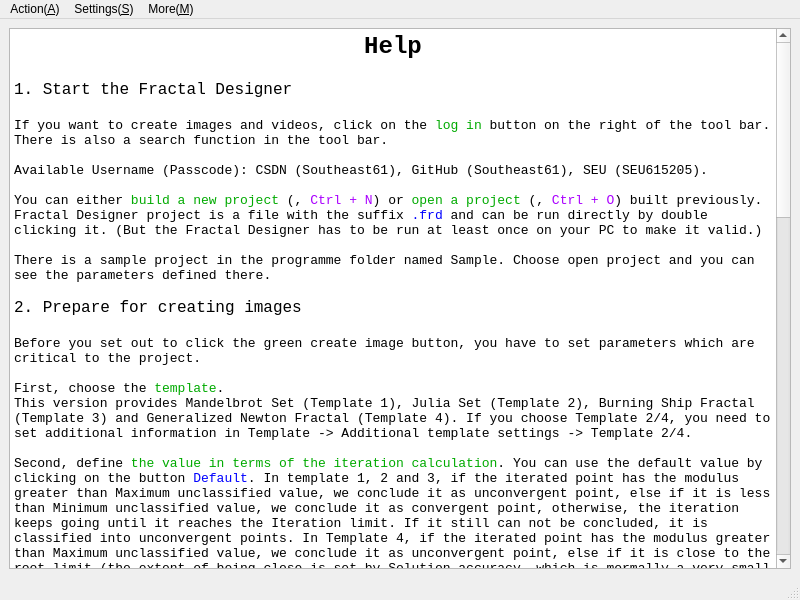
First picture: the form in help.ui, repository Teddy-van-Jerry/Fractal_Designer, before the edit.
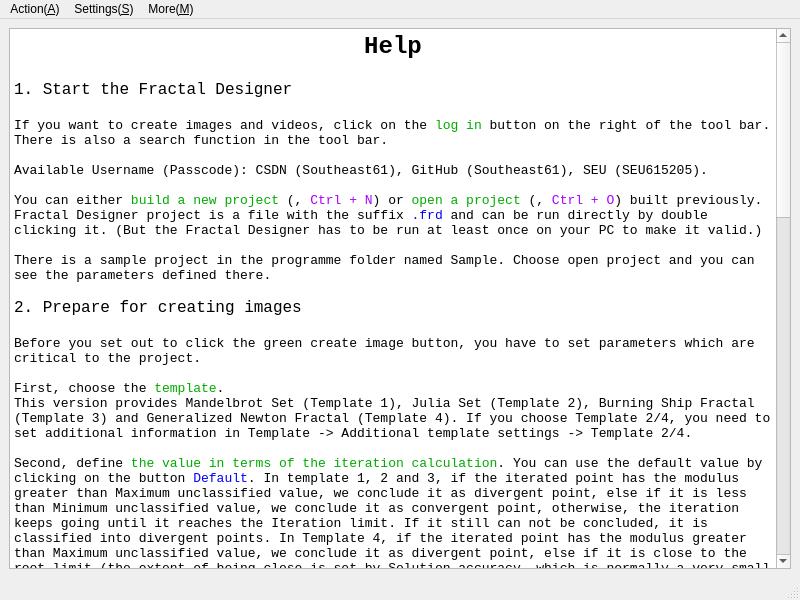
Second picture: the form after the edit. Icons and pictures are not drawn.

What changed in the file:
```diff
--- a/help.ui
+++ b/help.ui
@@ -63,7 +63,7 @@
 &lt;p style=&quot; margin-top:0px; margin-bottom:0px; margin-left:0px; margin-right:0px; -qt-block-indent:0; text-indent:0px;&quot;&gt;&lt;span style=&quot; font-size:10pt;&quot;&gt;First, choose the &lt;/span&gt;&lt;span style=&quot; font-size:10pt; color:#00aa00;&quot;&gt;template&lt;/span&gt;&lt;span style=&quot; font-size:10pt;&quot;&gt;.&lt;/span&gt;&lt;/p&gt;
 &lt;p style=&quot; margin-top:0px; margin-bottom:0px; margin-left:0px; margin-right:0px; -qt-block-indent:0; text-indent:0px;&quot;&gt;&lt;span style=&quot; font-size:10pt;&quot;&gt;This version provides Mandelbrot Set (Template 1), Julia Set (Template 2), Burning Ship Fractal (Template 3) and Generalized Newton Fractal (Template 4). If you choose Template 2/4, you need to set additional information in Template -&amp;gt; Additional template settings -&amp;gt; Template 2/4.&lt;/span&gt;&lt;/p&gt;
 &lt;p style=&quot;-qt-paragraph-type:empty; margin-top:0px; margin-bottom:0px; margin-left:0px; margin-right:0px; -qt-block-indent:0; text-indent:0px; font-size:10pt;&quot;&gt;&lt;br /&gt;&lt;/p&gt;
-&lt;p style=&quot; margin-top:0px; margin-bottom:0px; margin-left:0px; margin-right:0px; -qt-block-indent:0; text-indent:0px;&quot;&gt;&lt;span style=&quot; font-size:10pt;&quot;&gt;Second, define &lt;/span&gt;&lt;span style=&quot; font-size:10pt; color:#00aa00;&quot;&gt;the value in terms of the iteration calculation&lt;/span&gt;&lt;span style=&quot; font-size:10pt;&quot;&gt;. You can use the default value by clicking on the button &lt;/span&gt;&lt;span style=&quot; font-size:10pt; color:#0000ff;&quot;&gt;Default&lt;/span&gt;&lt;span style=&quot; font-size:10pt;&quot;&gt;. In template 1, 2 and 3, if the iterated point has the modulus greater than Maximum unclassified value, we conclude it as unconvergent point, else if it is less than Minimum unclassified value, we conclude it as convergent point, otherwise, the iteration keeps going until it reaches the Iteration limit. If it still can not be concluded, it is classified into unconvergent points. In Template 4, if the iterated point has the modulus greater than Maximum unclassified value, we conclude it as unconvergent point, else if it is close to the root limit (the extent of being close is set by Solution accuracy, which is mormally a very small positive number), it is classified into unconvergent points. If it still can not be concluded, it is classified into unconvergent points.&lt;/span&gt;&lt;/p&gt;
+&lt;p style=&quot; margin-top:0px; margin-bottom:0px; margin-left:0px; margin-right:0px; -qt-block-indent:0; text-indent:0px;&quot;&gt;&lt;span style=&quot; font-size:10pt;&quot;&gt;Second, define &lt;/span&gt;&lt;span style=&quot; font-size:10pt; color:#00aa00;&quot;&gt;the value in terms of the iteration calculation&lt;/span&gt;&lt;span style=&quot; font-size:10pt;&quot;&gt;. You can use the default value by clicking on the button &lt;/span&gt;&lt;span style=&quot; font-size:10pt; color:#0000ff;&quot;&gt;Default&lt;/span&gt;&lt;span style=&quot; font-size:10pt;&quot;&gt;. In template 1, 2 and 3, if the iterated point has the modulus greater than Maximum unclassified value, we conclude it as divergent point, else if it is less than Minimum unclassified value, we conclude it as convergent point, otherwise, the iteration keeps going until it reaches the Iteration limit. If it still can not be concluded, it is classified into divergent points. In Template 4, if the iterated point has the modulus greater than Maximum unclassified value, we conclude it as divergent point, else if it is close to the root limit (the extent of being close is set by Solution accuracy, which is normally a very small positive number), it is classified into convergent points. If it still can not be concluded, it is classified into divergent points.&lt;/span&gt;&lt;/p&gt;
 &lt;p style=&quot;-qt-paragraph-type:empty; margin-top:0px; margin-bottom:0px; margin-left:0px; margin-right:0px; -qt-block-indent:0; text-indent:0px; font-size:10pt;&quot;&gt;&lt;br /&gt;&lt;/p&gt;
 &lt;p style=&quot; margin-top:0px; margin-bottom:0px; margin-left:0px; margin-right:0px; -qt-block-indent:0; text-indent:0px;&quot;&gt;&lt;span style=&quot; font-size:10pt;&quot;&gt;Third, &lt;/span&gt;&lt;span style=&quot; font-size:10pt; color:#00aa00;&quot;&gt;define colours&lt;/span&gt;&lt;span style=&quot; font-size:10pt;&quot;&gt;, click the &lt;/span&gt;&lt;span style=&quot; font-size:10pt; color:#0000ff;&quot;&gt;Customize&lt;/span&gt;&lt;span style=&quot; font-size:10pt;&quot;&gt; button and you can define the RGB value of both convergent points and unconvergent points. There are four channels, Red, Green, Blue, Alpha (Note that the video form mp4 DO NOT support the alpha channel and define alpha to 255 as Opaque, 0 as Transparent.) The &lt;/span&gt;&lt;span style=&quot; font-size:10pt; color:#0000ff;&quot;&gt;t&lt;/span&gt;&lt;span style=&quot; font-size:10pt;&quot;&gt; here is a parameter indicating the time with the range of 0 to 1. (Tip: In Template 4, Zn.X and Zn.Y should be major parameters as they are related to the roots of the formula.)&lt;/span&gt;&lt;/p&gt;
 &lt;p style=&quot;-qt-paragraph-type:empty; margin-top:0px; margin-bottom:0px; margin-left:0px; margin-right:0px; -qt-block-indent:0; text-indent:0px; font-size:10pt;&quot;&gt;&lt;br /&gt;&lt;/p&gt;
@@ -71,7 +71,7 @@
 &lt;p style=&quot; margin-top:0px; margin-bottom:0px; margin-left:0px; margin-right:0px; -qt-block-indent:0; text-indent:0px;&quot;&gt;&lt;span style=&quot; font-size:10pt; font-weight:600;&quot;&gt;t&lt;/span&gt;&lt;span style=&quot; font-size:10pt;&quot;&gt;      time (0 to 1)&lt;/span&gt;&lt;/p&gt;
 &lt;p style=&quot; margin-top:0px; margin-bottom:0px; margin-left:0px; margin-right:0px; -qt-block-indent:0; text-indent:0px;&quot;&gt;&lt;span style=&quot; font-size:10pt; font-weight:600;&quot;&gt;x&lt;/span&gt;&lt;span style=&quot; font-size:10pt;&quot;&gt;      centre coordinate X&lt;/span&gt;&lt;/p&gt;
 &lt;p style=&quot; margin-top:0px; margin-bottom:0px; margin-left:0px; margin-right:0px; -qt-block-indent:0; text-indent:0px;&quot;&gt;&lt;span style=&quot; font-size:10pt; font-weight:600;&quot;&gt;y&lt;/span&gt;&lt;span style=&quot; font-size:10pt;&quot;&gt;      centre coordinate Y&lt;/span&gt;&lt;/p&gt;
-&lt;p style=&quot; margin-top:0px; margin-bottom:0px; margin-left:0px; margin-right:0px; -qt-block-indent:0; text-indent:0px;&quot;&gt;&lt;span style=&quot; font-size:10pt; font-weight:600;&quot;&gt;angle&lt;/span&gt;&lt;span style=&quot; font-size:10pt;&quot;&gt;  the rotating angle (The positive direction is counterclockwise.)&lt;/span&gt;&lt;/p&gt;
+&lt;p style=&quot; margin-top:0px; margin-bottom:0px; margin-left:0px; margin-right:0px; -qt-block-indent:0; text-indent:0px;&quot;&gt;&lt;span style=&quot; font-size:10pt; font-weight:600;&quot;&gt;angle&lt;/span&gt;&lt;span style=&quot; font-size:10pt;&quot;&gt;  the rotating angle (The positive direction is counter clockwise.)&lt;/span&gt;&lt;/p&gt;
 &lt;p style=&quot; margin-top:0px; margin-bottom:0px; margin-left:0px; margin-right:0px; -qt-block-indent:0; text-indent:0px;&quot;&gt;&lt;span style=&quot; font-size:10pt; font-weight:600;&quot;&gt;width&lt;/span&gt;&lt;span style=&quot; font-size:10pt;&quot;&gt;  the width of the image&lt;/span&gt;&lt;/p&gt;
 &lt;p style=&quot; margin-top:0px; margin-bottom:0px; margin-left:0px; margin-right:0px; -qt-block-indent:0; text-indent:0px;&quot;&gt;&lt;span style=&quot; font-size:10pt; font-weight:600;&quot;&gt;v rate&lt;/span&gt;&lt;span style=&quot; font-size:10pt;&quot;&gt; a value indicating the change of speed. (Normally, it is between -1 to 1. A positive value means slow to fast and vice versa.)&lt;/span&gt;&lt;/p&gt;
 &lt;p style=&quot;-qt-paragraph-type:empty; margin-top:0px; margin-bottom:0px; margin-left:0px; margin-right:0px; -qt-block-indent:0; text-indent:0px; font-size:10pt;&quot;&gt;&lt;br /&gt;&lt;/p&gt;
@@ -80,7 +80,7 @@
 &lt;p style=&quot; margin-top:0px; margin-bottom:0px; margin-left:0px; margin-right:0px; -qt-block-indent:0; text-indent:0px;&quot;&gt;&lt;span style=&quot; font-size:10pt;&quot;&gt;2. Remove button will only remove the last row.&lt;/span&gt;&lt;/p&gt;
 &lt;p style=&quot; margin-top:0px; margin-bottom:0px; margin-left:0px; margin-right:0px; -qt-block-indent:0; text-indent:0px;&quot;&gt;&lt;span style=&quot; font-size:10pt;&quot;&gt;3. You can click on the table header to sort the table content.&lt;/span&gt;&lt;/p&gt;
 &lt;p style=&quot; margin-top:0px; margin-bottom:0px; margin-left:0px; margin-right:0px; -qt-block-indent:0; text-indent:0px;&quot;&gt;&lt;span style=&quot; font-size:10pt;&quot;&gt;4. Use the sorting function well so you can add and remove rows easily.&lt;/span&gt;&lt;/p&gt;
-&lt;p style=&quot; margin-top:0px; margin-bottom:0px; margin-left:0px; margin-right:0px; -qt-block-indent:0; text-indent:0px;&quot;&gt;&lt;span style=&quot; font-size:10pt;&quot;&gt;5. You can use the &lt;/span&gt;&lt;span style=&quot; font-size:10pt; color:#0000ff;&quot;&gt;Route Tool&lt;/span&gt;&lt;span style=&quot; font-size:10pt;&quot;&gt; (&lt;/span&gt;&lt;img src=&quot;:/Menu Icon/Route_Tool.svg&quot; /&gt;&lt;span style=&quot; font-size:10pt;&quot;&gt;, &lt;/span&gt;&lt;span style=&quot; font-size:10pt; color:#aa00ff;&quot;&gt;Ctrl + T&lt;/span&gt;&lt;span style=&quot; font-size:10pt;&quot;&gt;) which has the icon of a hammer to assist you. You can drag the image to move, and use the wheel to change the size of the image (the centre point remains the same and this needs additional click of the &lt;/span&gt;&lt;span style=&quot; font-size:10pt; color:#0000ff;&quot;&gt;View&lt;/span&gt;&lt;span style=&quot; font-size:10pt;&quot;&gt; button). Double click to set this point as the the centre point (this needs additional click of the &lt;/span&gt;&lt;span style=&quot; font-size:10pt; color:#0000ff;&quot;&gt;View&lt;/span&gt;&lt;span style=&quot; font-size:10pt;&quot;&gt; button). Clicking the &lt;/span&gt;&lt;span style=&quot; font-size:10pt; color:#00aa00;&quot;&gt;Save Point&lt;/span&gt;&lt;span style=&quot; font-size:10pt;&quot;&gt; (&lt;/span&gt;&lt;img src=&quot;:/icon/Menu Icon/Save.svg&quot; /&gt;&lt;span style=&quot; font-size:10pt;&quot;&gt;, &lt;/span&gt;&lt;span style=&quot; font-size:10pt; color:#aa00ff;&quot;&gt;Strl + S&lt;/span&gt;&lt;span style=&quot; font-size:10pt;&quot;&gt;) to add Route Tool information to the main window Route Info table. Besides, you can set the relationship between Size and Width.&lt;/span&gt;&lt;/p&gt;
+&lt;p style=&quot; margin-top:0px; margin-bottom:0px; margin-left:0px; margin-right:0px; -qt-block-indent:0; text-indent:0px;&quot;&gt;&lt;span style=&quot; font-size:10pt;&quot;&gt;5. You can use the &lt;/span&gt;&lt;span style=&quot; font-size:10pt; color:#0000ff;&quot;&gt;Route Tool&lt;/span&gt;&lt;span style=&quot; font-size:10pt;&quot;&gt; (&lt;/span&gt;&lt;img src=&quot;:/Menu Icon/Route_Tool.svg&quot; /&gt;&lt;span style=&quot; font-size:10pt;&quot;&gt;, &lt;/span&gt;&lt;span style=&quot; font-size:10pt; color:#aa00ff;&quot;&gt;Ctrl + T&lt;/span&gt;&lt;span style=&quot; font-size:10pt;&quot;&gt;) which has the icon of a hammer to assist you. You can drag the image to move and use the wheel to change the size of the image (the centre point remains the same and this needs additional click of the &lt;/span&gt;&lt;span style=&quot; font-size:10pt; color:#0000ff;&quot;&gt;View&lt;/span&gt;&lt;span style=&quot; font-size:10pt;&quot;&gt; button). Double click to set this point as the centre point (this needs additional click of the &lt;/span&gt;&lt;span style=&quot; font-size:10pt; color:#0000ff;&quot;&gt;View&lt;/span&gt;&lt;span style=&quot; font-size:10pt;&quot;&gt; button). Clicking the &lt;/span&gt;&lt;span style=&quot; font-size:10pt; color:#00aa00;&quot;&gt;Save Point&lt;/span&gt;&lt;span style=&quot; font-size:10pt;&quot;&gt; (&lt;/span&gt;&lt;img src=&quot;:/icon/Menu Icon/Save.svg&quot; /&gt;&lt;span style=&quot; font-size:10pt;&quot;&gt;, &lt;/span&gt;&lt;span style=&quot; font-size:10pt; color:#aa00ff;&quot;&gt;Ctrl + S&lt;/span&gt;&lt;span style=&quot; font-size:10pt;&quot;&gt;) to add Route Tool information to the main window Route Info table. Besides, you can set the relationship between Size and Width.&lt;/span&gt;&lt;/p&gt;
 &lt;p style=&quot;-qt-paragraph-type:empty; margin-top:0px; margin-bottom:0px; margin-left:0px; margin-right:0px; -qt-block-indent:0; text-indent:0px; font-size:10pt;&quot;&gt;&lt;br /&gt;&lt;/p&gt;
 &lt;p style=&quot; margin-top:0px; margin-bottom:0px; margin-left:0px; margin-right:0px; -qt-block-indent:0; text-indent:0px;&quot;&gt;&lt;span style=&quot; font-size:10pt;&quot;&gt;Please note that in this version (v 5.5), the v rate only supports angle.&lt;/span&gt;&lt;/p&gt;
 &lt;p style=&quot;-qt-paragraph-type:empty; margin-top:0px; margin-bottom:0px; margin-left:0px; margin-right:0px; -qt-block-indent:0; text-indent:0px; font-size:10pt;&quot;&gt;&lt;br /&gt;&lt;/p&gt;
@@ -104,7 +104,7 @@
 &lt;p style=&quot; margin-top:0px; margin-bottom:0px; margin-left:0px; margin-right:0px; -qt-block-indent:0; text-indent:0px;&quot;&gt;&lt;span style=&quot; font-size:10pt;&quot;&gt;Creating Video is based on FFmpeg. If you have not installed FFmpeg, find the &lt;/span&gt;&lt;span style=&quot; font-size:10pt; color:#0000ff;&quot;&gt;FFmpeg&lt;/span&gt;&lt;span style=&quot; font-size:10pt;&quot;&gt; option in Menu Video of the main window.&lt;/span&gt;&lt;/p&gt;
 &lt;p style=&quot;-qt-paragraph-type:empty; margin-top:0px; margin-bottom:0px; margin-left:0px; margin-right:0px; -qt-block-indent:0; text-indent:0px; font-size:10pt;&quot;&gt;&lt;br /&gt;&lt;/p&gt;
 &lt;p style=&quot; margin-top:0px; margin-bottom:0px; margin-left:0px; margin-right:0px; -qt-block-indent:0; text-indent:0px;&quot;&gt;&lt;span style=&quot; font-size:10pt;&quot;&gt;Define the video file name and the path. Click on the blue triangle (&lt;/span&gt;&lt;img src=&quot;:/icon/Menu Icon/Create Video.svg&quot; /&gt;&lt;span style=&quot; font-size:10pt;&quot;&gt;, &lt;/span&gt;&lt;span style=&quot; font-size:10pt; color:#aa00ff;&quot;&gt;Ctrl + B&lt;/span&gt;&lt;span style=&quot; font-size:10pt;&quot;&gt;), and if it works well, it will be finished within several minutes and possibly several seconds. But do be patient as the main window can not be clicked during creating the video.&lt;/span&gt;&lt;/p&gt;
-&lt;p style=&quot; margin-top:0px; margin-bottom:0px; margin-left:0px; margin-right:0px; -qt-block-indent:0; text-indent:0px;&quot;&gt;&lt;span style=&quot; font-size:10pt;&quot;&gt;Sometimes the failure of creating video is due to the execution policy of PowerShell oe Shell on your PC, you can run the PowerShell file &lt;/span&gt;&lt;span style=&quot; font-size:10pt; color:#0000ff;&quot;&gt;Create_Video.ps1/sh&lt;/span&gt;&lt;span style=&quot; font-size:10pt;&quot;&gt; and &lt;/span&gt;&lt;span style=&quot; font-size:10pt; color:#0000ff;&quot;&gt;Add_Music.ps1/sh &lt;/span&gt;&lt;span style=&quot; font-size:10pt; color:#000000;&quot;&gt;which are in the video folder according to instructions given when failure occurs.&lt;/span&gt;&lt;/p&gt;
+&lt;p style=&quot; margin-top:0px; margin-bottom:0px; margin-left:0px; margin-right:0px; -qt-block-indent:0; text-indent:0px;&quot;&gt;&lt;span style=&quot; font-size:10pt;&quot;&gt;Sometimes the failure of creating video is due to the execution policy of PowerShell or Shell on your PC, you can run the PowerShell file &lt;/span&gt;&lt;span style=&quot; font-size:10pt; color:#0000ff;&quot;&gt;Create_Video.ps1/sh&lt;/span&gt;&lt;span style=&quot; font-size:10pt;&quot;&gt; and &lt;/span&gt;&lt;span style=&quot; font-size:10pt; color:#0000ff;&quot;&gt;Add_Music.ps1/sh &lt;/span&gt;&lt;span style=&quot; font-size:10pt; color:#000000;&quot;&gt;which are in the video folder according to instructions given when failure occurs.&lt;/span&gt;&lt;/p&gt;
 &lt;p style=&quot;-qt-paragraph-type:empty; margin-top:0px; margin-bottom:0px; margin-left:0px; margin-right:0px; -qt-block-indent:0; text-indent:0px; font-size:10pt; color:#000000;&quot;&gt;&lt;br /&gt;&lt;/p&gt;
 &lt;p style=&quot; margin-top:0px; margin-bottom:0px; margin-left:0px; margin-right:0px; -qt-block-indent:0; text-indent:0px;&quot;&gt;&lt;span style=&quot; font-size:10pt; color:#000000;&quot;&gt;Caution: The path you choose to create the video should avoid files like '1.mp3', '2.mp3', ... and 'BGM.mp3' as they are temporary files during creating videos.&lt;/span&gt;&lt;/p&gt;
 &lt;p style=&quot;-qt-paragraph-type:empty; margin-top:0px; margin-bottom:0px; margin-left:0px; margin-right:0px; -qt-block-indent:0; text-indent:0px; font-size:10pt;&quot;&gt;&lt;br /&gt;&lt;/p&gt;
@@ -117,11 +117,11 @@
 &lt;p style=&quot; margin-top:0px; margin-bottom:0px; margin-left:0px; margin-right:0px; -qt-block-indent:0; text-indent:0px;&quot;&gt;&lt;span style=&quot; font-size:10pt;&quot;&gt;5.  Fractal Designer provides online video samples in the Menu Help.&lt;/span&gt;&lt;/p&gt;
 &lt;p style=&quot; margin-top:0px; margin-bottom:0px; margin-left:0px; margin-right:0px; -qt-block-indent:0; text-indent:0px;&quot;&gt;&lt;span style=&quot; font-size:10pt;&quot;&gt;6.  New Features is also available to be checked in the Menu More of the Help window.&lt;/span&gt;&lt;/p&gt;
 &lt;p style=&quot; margin-top:0px; margin-bottom:0px; margin-left:0px; margin-right:0px; -qt-block-indent:0; text-indent:0px;&quot;&gt;&lt;span style=&quot; font-size:10pt;&quot;&gt;7.  Use the &lt;/span&gt;&lt;span style=&quot; font-size:10pt; color:#00aa00;&quot;&gt;searching&lt;/span&gt;&lt;span style=&quot; font-size:10pt;&quot;&gt; function well and it supports Chinese searching.&lt;/span&gt;&lt;/p&gt;
-&lt;p style=&quot; margin-top:0px; margin-bottom:0px; margin-left:0px; margin-right:0px; -qt-block-indent:0; text-indent:0px;&quot;&gt;&lt;span style=&quot; font-size:10pt;&quot;&gt;8.  All the editings can call the Undo (&lt;/span&gt;&lt;img src=&quot;:/icon/Menu Icon/Undo.svg&quot; /&gt;&lt;span style=&quot; font-size:10pt;&quot;&gt;, &lt;/span&gt;&lt;span style=&quot; font-size:10pt; color:#aa00ff;&quot;&gt;Ctrl + X&lt;/span&gt;&lt;span style=&quot; font-size:10pt;&quot;&gt;) and Redo (&lt;/span&gt;&lt;img src=&quot;:/icon/Menu Icon/Redo.svg&quot; /&gt;&lt;span style=&quot; font-size:10pt;&quot;&gt;, &lt;/span&gt;&lt;span style=&quot; font-size:10pt; color:#aa00ff;&quot;&gt;Ctrl + Y&lt;/span&gt;&lt;span style=&quot; font-size:10pt;&quot;&gt;) and supports momories up to 50 actions. (except the Compatibility Module.)&lt;/span&gt;&lt;/p&gt;
+&lt;p style=&quot; margin-top:0px; margin-bottom:0px; margin-left:0px; margin-right:0px; -qt-block-indent:0; text-indent:0px;&quot;&gt;&lt;span style=&quot; font-size:10pt;&quot;&gt;8.  All the editing can call the Undo (&lt;/span&gt;&lt;img src=&quot;:/icon/Menu Icon/Undo.svg&quot; /&gt;&lt;span style=&quot; font-size:10pt;&quot;&gt;, &lt;/span&gt;&lt;span style=&quot; font-size:10pt; color:#aa00ff;&quot;&gt;Ctrl + X&lt;/span&gt;&lt;span style=&quot; font-size:10pt;&quot;&gt;) and Redo (&lt;/span&gt;&lt;img src=&quot;:/icon/Menu Icon/Redo.svg&quot; /&gt;&lt;span style=&quot; font-size:10pt;&quot;&gt;, &lt;/span&gt;&lt;span style=&quot; font-size:10pt; color:#aa00ff;&quot;&gt;Ctrl + Y&lt;/span&gt;&lt;span style=&quot; font-size:10pt;&quot;&gt;) and supports memories up to 50 actions. (except the Compatibility Module.)&lt;/span&gt;&lt;/p&gt;
 &lt;p style=&quot; margin-top:0px; margin-bottom:0px; margin-left:0px; margin-right:0px; -qt-block-indent:0; text-indent:0px;&quot;&gt;&lt;span style=&quot; font-size:10pt;&quot;&gt;9.  Check Images (&lt;/span&gt;&lt;img src=&quot;:/icon/Menu Icon/Check Images.svg&quot; /&gt;&lt;span style=&quot; font-size:10pt;&quot;&gt;) can check if there are missed images and you can choose to recreate those.&lt;/span&gt;&lt;/p&gt;
 &lt;p style=&quot; margin-top:0px; margin-bottom:0px; margin-left:0px; margin-right:0px; -qt-block-indent:0; text-indent:0px;&quot;&gt;&lt;span style=&quot; font-size:10pt;&quot;&gt;10. Delete Images (&lt;/span&gt;&lt;img src=&quot;:/icon/Menu Icon/DeleteImage.svg&quot; /&gt;&lt;span style=&quot; font-size:10pt;&quot;&gt;) can delete images already created.&lt;/span&gt;&lt;/p&gt;
 &lt;p style=&quot; margin-top:0px; margin-bottom:0px; margin-left:0px; margin-right:0px; -qt-block-indent:0; text-indent:0px;&quot;&gt;&lt;span style=&quot; font-size:10pt;&quot;&gt;11. Be careful that finishing editing a line or a combo box (i.e. the focus is removed) can the information be recognized or saved.&lt;/span&gt;&lt;/p&gt;
-&lt;p style=&quot; margin-top:0px; margin-bottom:0px; margin-left:0px; margin-right:0px; -qt-block-indent:0; text-indent:0px;&quot;&gt;&lt;span style=&quot; font-size:10pt;&quot;&gt;12. To close a project (&lt;/span&gt;&lt;img src=&quot;:/Menu Icon/Close.svg&quot; /&gt;&lt;span style=&quot; font-size:10pt;&quot;&gt;), &lt;/span&gt;&lt;span style=&quot; font-size:10pt; color:#aa00ff;&quot;&gt;Ctrl + W&lt;/span&gt;&lt;span style=&quot; font-size:10pt;&quot;&gt;. To exit the application (&lt;/span&gt;&lt;img src=&quot;:/icon/Menu Icon/Exit.svg&quot; /&gt;&lt;span style=&quot; font-size:10pt;&quot;&gt;), &lt;/span&gt;&lt;span style=&quot; font-size:10pt; color:#aa00ff;&quot;&gt;Crtl + E&lt;/span&gt;&lt;span style=&quot; font-size:10pt;&quot;&gt;.&lt;/span&gt;&lt;/p&gt;
+&lt;p style=&quot; margin-top:0px; margin-bottom:0px; margin-left:0px; margin-right:0px; -qt-block-indent:0; text-indent:0px;&quot;&gt;&lt;span style=&quot; font-size:10pt;&quot;&gt;12. To close a project (&lt;/span&gt;&lt;img src=&quot;:/Menu Icon/Close.svg&quot; /&gt;&lt;span style=&quot; font-size:10pt;&quot;&gt;), &lt;/span&gt;&lt;span style=&quot; font-size:10pt; color:#aa00ff;&quot;&gt;Ctrl + W&lt;/span&gt;&lt;span style=&quot; font-size:10pt;&quot;&gt;. To exit the application (&lt;/span&gt;&lt;img src=&quot;:/icon/Menu Icon/Exit.svg&quot; /&gt;&lt;span style=&quot; font-size:10pt;&quot;&gt;), &lt;/span&gt;&lt;span style=&quot; font-size:10pt; color:#aa00ff;&quot;&gt;Ctrl + E&lt;/span&gt;&lt;span style=&quot; font-size:10pt;&quot;&gt;.&lt;/span&gt;&lt;/p&gt;
 &lt;p style=&quot; margin-top:0px; margin-bottom:0px; margin-left:0px; margin-right:0px; -qt-block-indent:0; text-indent:0px;&quot;&gt;&lt;span style=&quot; font-size:10pt;&quot;&gt;13. Fractal Designer 5.5 is licenced under &lt;/span&gt;&lt;span style=&quot; font-size:10pt; font-style:italic; text-decoration: underline;&quot;&gt;The MIT Licence&lt;/span&gt;&lt;span style=&quot; font-size:10pt;&quot;&gt;. © 2021 Teddy van Jerry&lt;/span&gt;&lt;/p&gt;
 &lt;p style=&quot; margin-top:0px; margin-bottom:0px; margin-left:0px; margin-right:0px; -qt-block-indent:0; text-indent:0px;&quot;&gt;  &lt;/p&gt;
 &lt;p align=&quot;right&quot; style=&quot; margin-top:0px; margin-bottom:0px; margin-left:0px; margin-right:0px; -qt-block-indent:0; text-indent:0px;&quot;&gt;&lt;span style=&quot; font-size:10pt; color:#828282;&quot;&gt;Fractal Designer - Version 5.5.3 - 2021/04/13&lt;/span&gt;&lt;/p&gt;&lt;/body&gt;&lt;/html&gt;</string>
```
